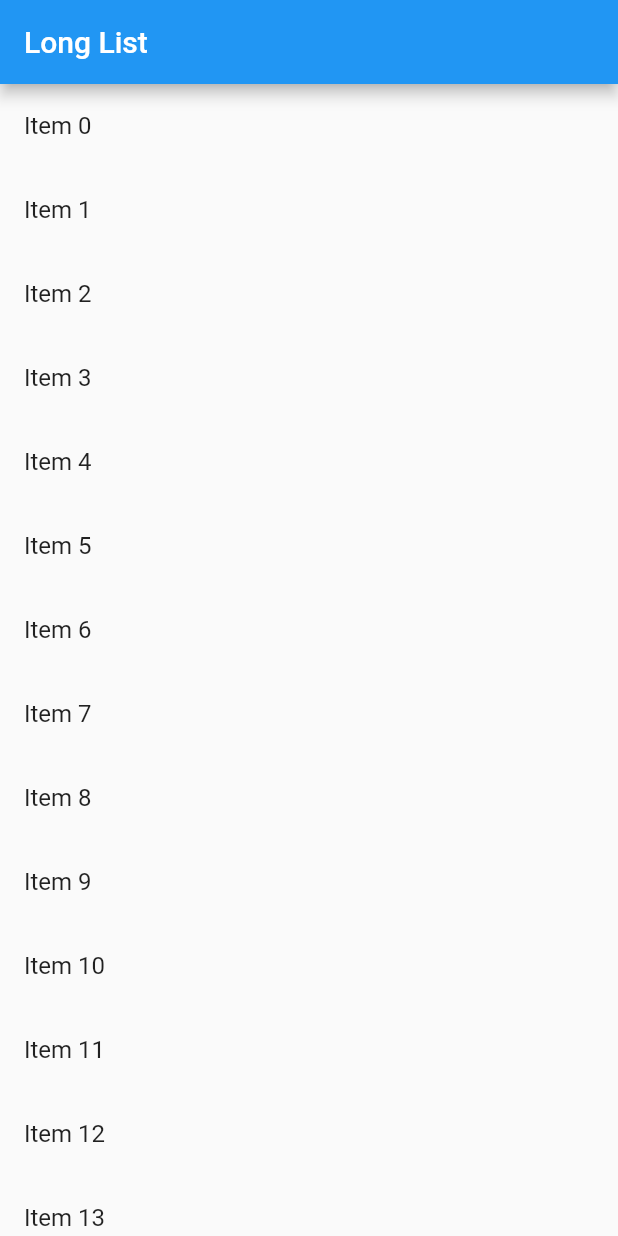
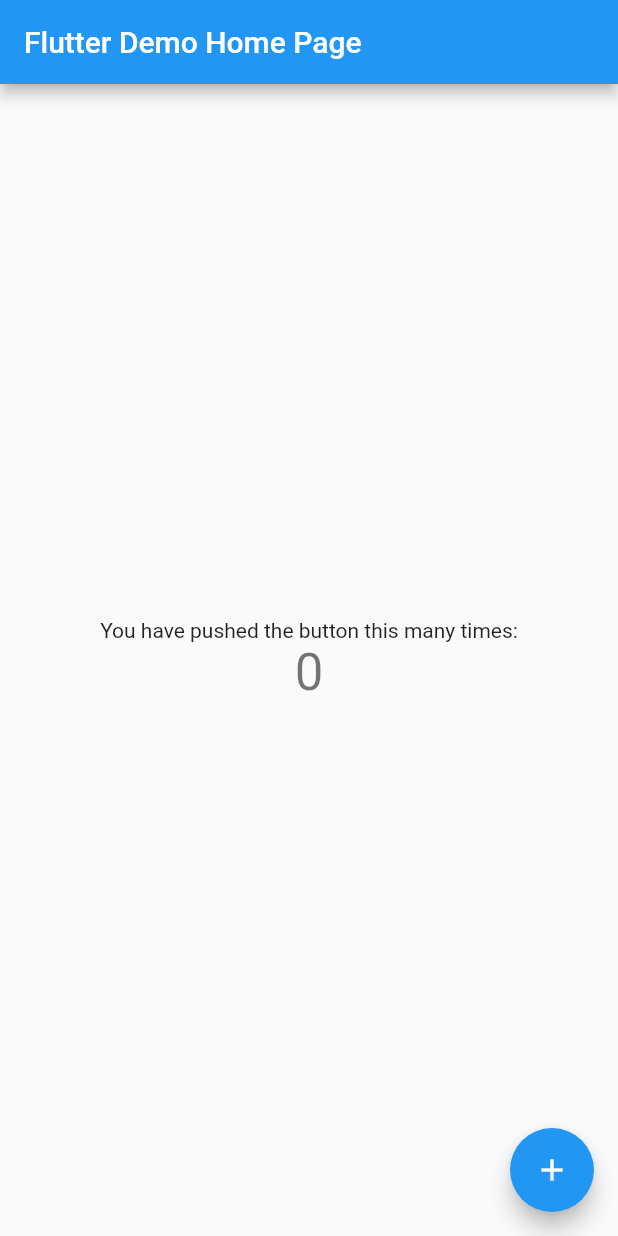
Before and after one commit to JhonMB/PruebasFlutter, a Flutter app: the screen it shows after launch, on a phone screen of 412 x 824 dp. Run offline on Flutter 3.47's test engine with Material 2 defaults, Android fonts, the phone set to English and light mode, and no system bars.

Commit message:
Nuevos cambios

```diff
--- a/lib/main.dart
+++ b/lib/main.dart
@@ -1,45 +1,117 @@
-import 'package:flutter/foundation.dart';
 import 'package:flutter/material.dart';
 
 void main() {
-  runApp(MyApp(
-    items: List<String>.generate(10000, (i) => "Item $i"),
-  ));
+  runApp(MyApp());
 }
 
 class MyApp extends StatelessWidget {
-  final List<String> items;
+  // This widget is the root of your application.
+  @override
+  Widget build(BuildContext context) {
+    return MaterialApp(
+      title: 'Flutter Demo',
+      theme: ThemeData(
+        // This is the theme of your application.
+        //
+        // Try running your application with "flutter run". You'll see the
+        // application has a blue toolbar. Then, without quitting the app, try
+        // changing the primarySwatch below to Colors.green and then invoke
+        // "hot reload" (press "r" in the console where you ran "flutter run",
+        // or simply save your changes to "hot reload" in a Flutter IDE).
+        // Notice that the counter didn't reset back to zero; the application
+        // is not restarted.
+        primarySwatch: Colors.blue,
+        // This makes the visual density adapt to the platform that you run
+        // the app on. For desktop platforms, the controls will be smaller and
+        // closer together (more dense) than on mobile platforms.
+        visualDensity: VisualDensity.adaptivePlatformDensity,
+      ),
+      home: MyHomePage(title: 'Flutter Demo Home Page'),
+    );
+  }
+}
 
-  MyApp({Key key, @required this.items}) : super(key: key);
+class MyHomePage extends StatefulWidget {
+  MyHomePage({Key key, this.title}) : super(key: key);
+
+  // This widget is the home page of your application. It is stateful, meaning
+  // that it has a State object (defined below) that contains fields that affect
+  // how it looks.
+
+  // This class is the configuration for the state. It holds the values (in this
+  // case the title) provided by the parent (in this case the App widget) and
+  // used by the build method of the State. Fields in a Widget subclass are
+  // always marked "final".
+
+  final String title;
+
+  @override
+  _MyHomePageState createState() => _MyHomePageState();
+}
+
+class _MyHomePageState extends State<MyHomePage> {
+  int _counter = 0;
+
+  void _incrementCounter() {
+    setState(() {
+      // This call to setState tells the Flutter framework that something has
+      // changed in this State, which causes it to rerun the build method below
+      // so that the display can reflect the updated values. If we changed
+      // _counter without calling setState(), then the build method would not be
+      // called again, and so nothing would appear to happen.
+      _counter++;
+    });
+  }
 
   @override
   Widget build(BuildContext context) {
-    final title = 'Long List';
-
-    return MaterialApp(
-      title: title,
-      home: Scaffold(
-        appBar: AppBar(
-          title: Text(title),
-        ),
-        body: ListView.builder(
-          // Add a key to the ListView. This makes it possible to
-          // find the list and scroll through it in the tests.
-          key: Key('long_list'),
-          itemCount: items.length,
-          itemBuilder: (context, index) {
-            return ListTile(
-              title: Text(
-                '${items[index]}',
-                // Add a key to the Text widget for each item. This makes
-                // it possible to look for a particular item in the list
-                // and verify that the text is correct
-                key: Key('item_${index}_text'),
-              ),
-            );
-          },
+    // This method is rerun every time setState is called, for instance as done
+    // by the _incrementCounter method above.
+    //
+    // The Flutter framework has been optimized to make rerunning build methods
+    // fast, so that you can just rebuild anything that needs updating rather
+    // than having to individually change instances of widgets.
+    return Scaffold(
+      appBar: AppBar(
+        // Here we take the value from the MyHomePage object that was created by
+        // the App.build method, and use it to set our appbar title.
+        title: Text(widget.title),
+      ),
+      body: Center(
+        // Center is a layout widget. It takes a single child and positions it
+        // in the middle of the parent.
+        child: Column(
+          // Column is also a layout widget. It takes a list of children and
+          // arranges them vertically. By default, it sizes itself to fit its
+          // children horizontally, and tries to be as tall as its parent.
+          //
+          // Invoke "debug painting" (press "p" in the console, choose the
+          // "Toggle Debug Paint" action from the Flutter Inspector in Android
+          // Studio, or the "Toggle Debug Paint" command in Visual Studio Code)
+          // to see the wireframe for each widget.
+          //
+          // Column has various properties to control how it sizes itself and
+          // how it positions its children. Here we use mainAxisAlignment to
+          // center the children vertically; the main axis here is the vertical
+          // axis because Columns are vertical (the cross axis would be
+          // horizontal).
+          mainAxisAlignment: MainAxisAlignment.center,
+          children: <Widget>[
+            Text(
+              'You have pushed the button this many times:',
+            ),
+            Text(
+              '$_counter',
+              style: Theme.of(context).textTheme.headline4,
+            ),
+          ],
         ),
       ),
+      floatingActionButton: FloatingActionButton(
+        onPressed: _incrementCounter,
+        tooltip: 'Increment',
+        child: Icon(Icons.add),
+      ), // This trailing comma makes auto-formatting nicer for build methods.
     );
   }
 }
```
Also changed, not shown: test_driver/app.dart (deleted, +0 -11 lines), test_driver/app_test.dart (deleted, +0 -53 lines).
